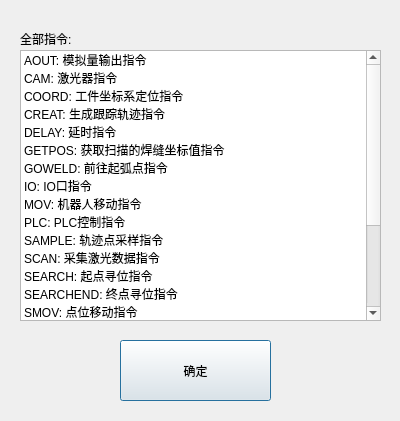
The window that othercmddlg.ui (qubo188612/qtwelding) describes before a commit, drawn with Qt 5.
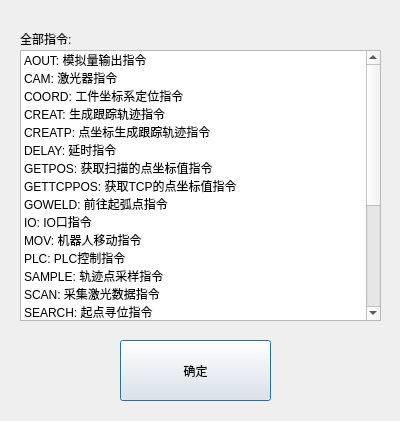
The same window after the commit.

```diff
--- a/othercmddlg.ui
+++ b/othercmddlg.ui
@@ -71,6 +71,11 @@
      <string>CREAT: 生成跟踪轨迹指令</string>
     </property>
    </item>
+   <item>
+    <property name="text">
+     <string>CREATP: 点坐标生成跟踪轨迹指令</string>
+    </property>
+   </item>
    <item>
     <property name="text">
      <string>DELAY: 延时指令</string>
@@ -78,7 +83,12 @@
    </item>
    <item>
     <property name="text">
-     <string>GETPOS: 获取扫描的焊缝坐标值指令</string>
+     <string>GETPOS: 获取扫描的点坐标值指令</string>
+    </property>
+   </item>
+   <item>
+    <property name="text">
+     <string>GETTCPPOS: 获取TCP的点坐标值指令</string>
     </property>
    </item>
    <item>
@@ -121,6 +131,11 @@
      <string>SEARCHEND: 终点寻位指令</string>
     </property>
    </item>
+   <item>
+    <property name="text">
+     <string>SETPOSE: 点坐标设姿态指令</string>
+    </property>
+   </item>
    <item>
     <property name="text">
      <string>SMOV: 点位移动指令</string>
```
